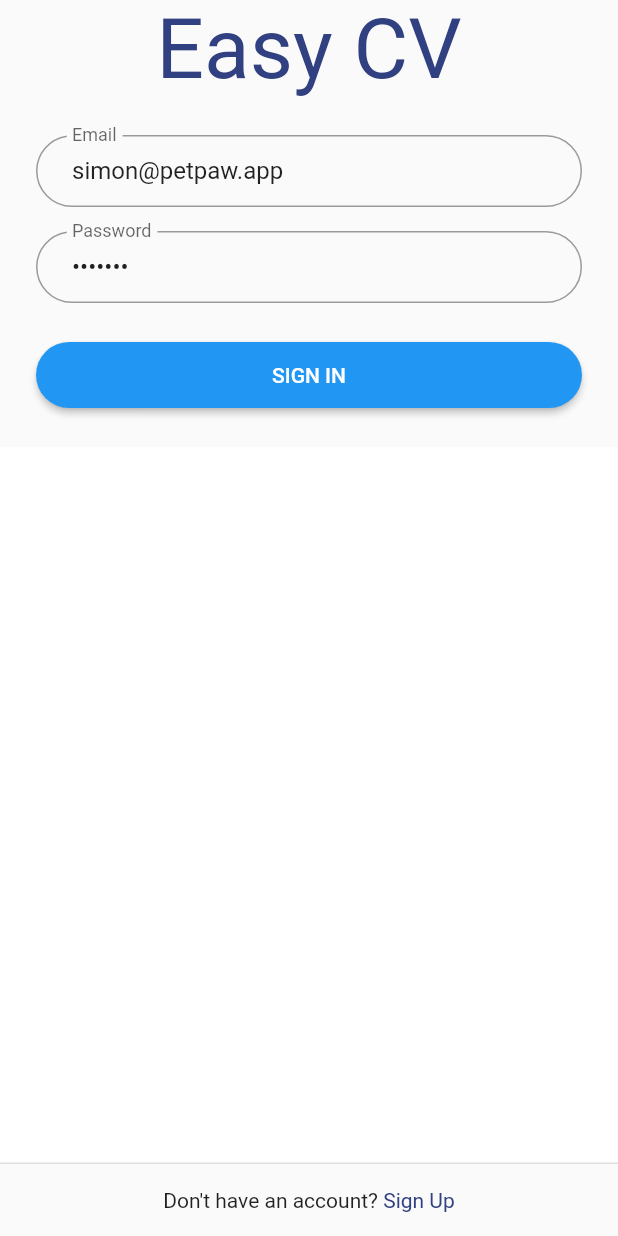
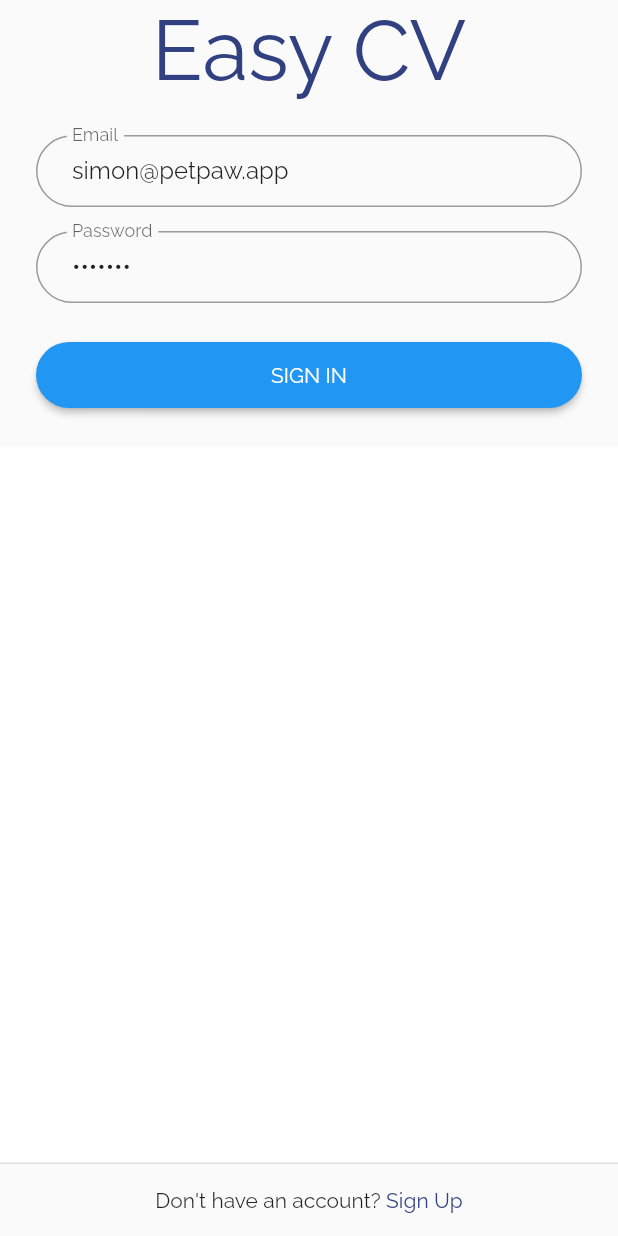
Before and after one commit to simonpham/easy_cv, a Flutter app: the SignInPage screen opened by its route, on a phone screen of 412 x 824 dp. Run offline on Flutter 3.47's test engine with Material 2 defaults, Android fonts, the phone set to English and light mode, and no system bars; our stand-ins replace cached_network_image, cloud_firestore, dio, firebase_auth, responsive_builder, shimmer; accounts and stored records are empty.

Commit message:
feat: add raleway font

```diff
--- /dev/null
+++ b/lib/assets.dart
@@ -0,0 +1,3 @@
+class Fonts {
+  static const String raleway = "Raleway";
+}
--- a/lib/constants/styles.dart
+++ b/lib/constants/styles.dart
@@ -1,3 +1,4 @@
+import 'package:easy_cv/assets.dart';
 import 'package:flutter/material.dart';
 
 final ThemeData appTheme = ThemeData(
@@ -5,6 +6,7 @@ final ThemeData appTheme = ThemeData(
   scaffoldBackgroundColor: const Color.fromRGBO(250, 250, 250, 1.0),
   primarySwatch: Colors.blue,
   primaryColor: Color(0xff304080),
+  fontFamily: Fonts.raleway,
   inputDecorationTheme: inputDecorationTheme,
   cardTheme: cardTheme,
   buttonTheme: buttonTheme,
@@ -17,6 +19,7 @@ final ThemeData darkTheme = ThemeData(
   scaffoldBackgroundColor: Colors.black,
   primarySwatch: Colors.blue,
   primaryColor: Color(0xff304080),
+  fontFamily: Fonts.raleway,
   inputDecorationTheme: inputDecorationTheme,
   cardTheme: cardTheme.copyWith(color: Colors.black),
   buttonTheme: buttonTheme,
```
Also changed, not shown: pubspec.yaml (+9 -0 lines), assets/fonts/raleway_bold.otf (added), assets/fonts/raleway_italic.otf (added), assets/fonts/raleway_regular.otf (added).
